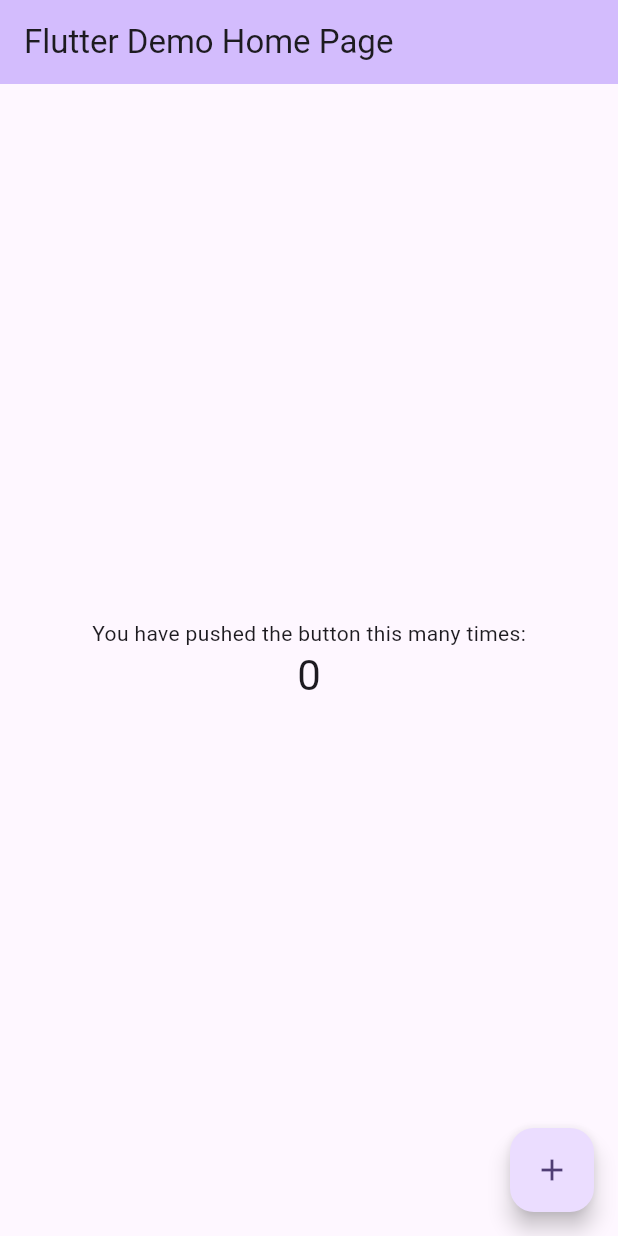
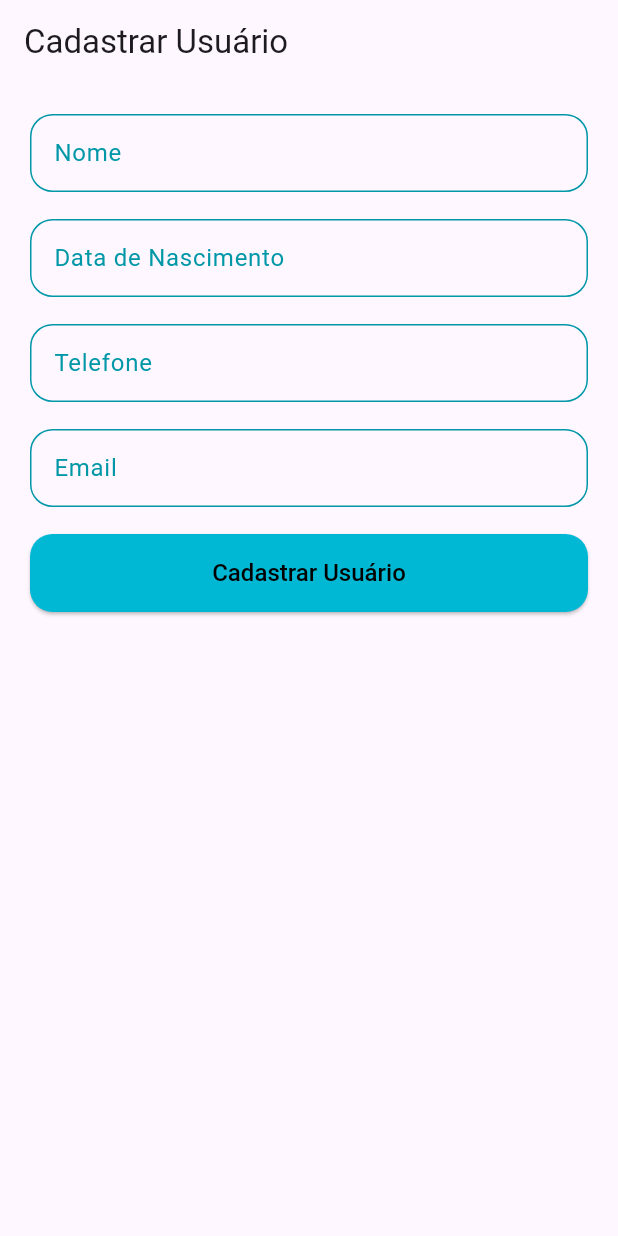
Before and after one commit to hakkinenT/flutter_mvc_architecture_example, a Flutter app: the screen it shows after launch, on a phone screen of 412 x 824 dp. Run offline on Flutter 3.47's test engine with Material 2 defaults, Android fonts, the phone set to English and light mode, and no system bars.

Commit message:
Register User Page added

```diff
--- a/lib/main.dart
+++ b/lib/main.dart
@@ -1,4 +1,5 @@
 import 'package:flutter/material.dart';
+import 'package:flutter_mvc_architecture_example/view/pages/register_user.dart';
 
 void main() {
   runApp(const MyApp());
@@ -7,119 +8,18 @@ void main() {
 class MyApp extends StatelessWidget {
   const MyApp({super.key});
 
-  // This widget is the root of your application.
   @override
   Widget build(BuildContext context) {
     return MaterialApp(
       title: 'Flutter Demo',
+      debugShowCheckedModeBanner: false,
       theme: ThemeData(
         // This is the theme of your application.
-        //
-        // TRY THIS: Try running your application with "flutter run". You'll see
-        // the application has a blue toolbar. Then, without quitting the app,
-        // try changing the seedColor in the colorScheme below to Colors.green
-        // and then invoke "hot reload" (save your changes or press the "hot
-        // reload" button in a Flutter-supported IDE, or press "r" if you used
-        // the command line to start the app).
-        //
-        // Notice that the counter didn't reset back to zero; the application
-        // state is not lost during the reload. To reset the state, use hot
-        // restart instead.
-        //
-        // This works for code too, not just values: Most code changes can be
-        // tested with just a hot reload.
+
         colorScheme: ColorScheme.fromSeed(seedColor: Colors.deepPurple),
         useMaterial3: true,
       ),
-      home: const MyHomePage(title: 'Flutter Demo Home Page'),
+      home: const RegisterUser(),
     );
   }
 }
-
-class MyHomePage extends StatefulWidget {
-  const MyHomePage({super.key, required this.title});
-
-  // This widget is the home page of your application. It is stateful, meaning
-  // that it has a State object (defined below) that contains fields that affect
-  // how it looks.
-
-  // This class is the configuration for the state. It holds the values (in this
-  // case the title) provided by the parent (in this case the App widget) and
-  // used by the build method of the State. Fields in a Widget subclass are
-  // always marked "final".
-
-  final String title;
-
-  @override
-  State<MyHomePage> createState() => _MyHomePageState();
-}
-
-class _MyHomePageState extends State<MyHomePage> {
-  int _counter = 0;
-
-  void _incrementCounter() {
-    setState(() {
-      // This call to setState tells the Flutter framework that something has
-      // changed in this State, which causes it to rerun the build method below
-      // so that the display can reflect the updated values. If we changed
-      // _counter without calling setState(), then the build method would not be
-      // called again, and so nothing would appear to happen.
-      _counter++;
-    });
-  }
-
-  @override
-  Widget build(BuildContext context) {
-    // This method is rerun every time setState is called, for instance as done
-    // by the _incrementCounter method above.
-    //
-    // The Flutter framework has been optimized to make rerunning build methods
-    // fast, so that you can just rebuild anything that needs updating rather
-    // than having to individually change instances of widgets.
-    return Scaffold(
-      appBar: AppBar(
-        // TRY THIS: Try changing the color here to a specific color (to
-        // Colors.amber, perhaps?) and trigger a hot reload to see the AppBar
-        // change color while the other colors stay the same.
-        backgroundColor: Theme.of(context).colorScheme.inversePrimary,
-        // Here we take the value from the MyHomePage object that was created by
-        // the App.build method, and use it to set our appbar title.
-        title: Text(widget.title),
-      ),
-      body: Center(
-        // Center is a layout widget. It takes a single child and positions it
-        // in the middle of the parent.
-        child: Column(
-          // Column is also a layout widget. It takes a list of children and
-          // arranges them vertically. By default, it sizes itself to fit its
-          // children horizontally, and tries to be as tall as its parent.
-          //
-          // Column has various properties to control how it sizes itself and
-          // how it positions its children. Here we use mainAxisAlignment to
-          // center the children vertically; the main axis here is the vertical
-          // axis because Columns are vertical (the cross axis would be
-          // horizontal).
-          //
-          // TRY THIS: Invoke "debug painting" (choose the "Toggle Debug Paint"
-          // action in the IDE, or press "p" in the console), to see the
-          // wireframe for each widget.
-          mainAxisAlignment: MainAxisAlignment.center,
-          children: <Widget>[
-            const Text(
-              'You have pushed the button this many times:',
-            ),
-            Text(
-              '$_counter',
-              style: Theme.of(context).textTheme.headlineMedium,
-            ),
-          ],
-        ),
-      ),
-      floatingActionButton: FloatingActionButton(
-        onPressed: _incrementCounter,
-        tooltip: 'Increment',
-        child: const Icon(Icons.add),
-      ), // This trailing comma makes auto-formatting nicer for build methods.
-    );
-  }
-}
--- /dev/null
+++ b/lib/utils/input_formatter/date_formatter.dart
@@ -0,0 +1,17 @@
+import 'package:flutter/services.dart';
+
+class DateFormatter extends TextInputFormatter {
+  @override
+  TextEditingValue formatEditUpdate(
+      TextEditingValue oldValue, TextEditingValue newValue) {
+    var newText = newValue.text;
+    int currentPosition = newText.length;
+
+    if (currentPosition == 2 || currentPosition == 5) newText = '$newText/';
+
+    return TextEditingValue(
+      text: newText.toString(),
+      selection: TextSelection.collapsed(offset: newText.length),
+    );
+  }
+}
--- /dev/null
+++ b/lib/utils/input_formatter/phone_number_formatter.dart
@@ -0,0 +1,55 @@
+import 'package:flutter/services.dart';
+
+enum PhoneType {
+  cellphone,
+  phone;
+
+  bool get isCellphone => PhoneType.cellphone == this;
+}
+
+class PhoneNumberFormatter extends TextInputFormatter {
+  final PhoneType phoneType;
+
+  PhoneNumberFormatter({this.phoneType = PhoneType.phone});
+
+  @override
+  TextEditingValue formatEditUpdate(
+      TextEditingValue oldValue, TextEditingValue newValue) {
+    if (!oldValue.text.contains("(") &&
+        oldValue.text.length >= 10 &&
+        newValue.text.length != oldValue.text.length) {
+      return const TextEditingValue(
+        text: "",
+        selection: TextSelection.collapsed(offset: 0),
+      );
+    }
+
+    if (oldValue.text.length > newValue.text.length) {
+      return TextEditingValue(
+        text: newValue.text.toString(),
+        selection: TextSelection.collapsed(offset: newValue.text.length),
+      );
+    }
+
+    int underscorePosition = 9;
+
+    if (phoneType.isCellphone) underscorePosition = 11;
+
+    var newText = newValue.text;
+    int currentPosition = newText.length;
+
+    if (currentPosition == 1) newText = '($newText';
+    if (currentPosition == 3) newText = '$newText) ';
+
+    if (phoneType.isCellphone && currentPosition == 6) {
+      newText = '$newText ';
+    }
+
+    if (currentPosition == underscorePosition) newText = '$newText-';
+
+    return TextEditingValue(
+      text: newText.toString(),
+      selection: TextSelection.collapsed(offset: newText.length),
+    );
+  }
+}
--- /dev/null
+++ b/lib/view/pages/register_user.dart
@@ -0,0 +1,121 @@
+import 'package:flutter/material.dart';
+import 'package:flutter/services.dart';
+import 'package:flutter_mvc_architecture_example/utils/input_formatter/date_formatter.dart';
+import 'package:flutter_mvc_architecture_example/utils/input_formatter/phone_number_formatter.dart';
+import 'package:flutter_mvc_architecture_example/view/widgets/customs/custom_elevated_button.dart';
+import 'package:flutter_mvc_architecture_example/view/widgets/customs/custom_text_form_field.dart';
+
+class RegisterUser extends StatelessWidget {
+  const RegisterUser({super.key});
+
+  @override
+  Widget build(BuildContext context) {
+    return Scaffold(
+      appBar: AppBar(
+        title: const Text('Cadastrar Usuário'),
+      ),
+      body: const _RegisterUserBody(
+        children: [
+          _NameInput(),
+          SizedBox(
+            height: 18,
+          ),
+          _BirthDateInput(),
+          SizedBox(
+            height: 18,
+          ),
+          _PhoneInput(),
+          SizedBox(
+            height: 18,
+          ),
+          _EmailInput(),
+          SizedBox(
+            height: 18,
+          ),
+          _RegisterButton()
+        ],
+      ),
+    );
+  }
+}
+
+class _NameInput extends StatelessWidget {
+  const _NameInput();
+
+  @override
+  Widget build(BuildContext context) {
+    return const CustomTextFormField(hintText: "John Doe", labelText: "Nome");
+  }
+}
+
+class _EmailInput extends StatelessWidget {
+  const _EmailInput();
+
+  @override
+  Widget build(BuildContext context) {
+    return const CustomTextFormField(
+        hintText: "john@gmail.com", labelText: "Email");
+  }
+}
+
+class _BirthDateInput extends StatelessWidget {
+  const _BirthDateInput();
+
+  @override
+  Widget build(BuildContext context) {
+    return CustomTextFormField(
+      hintText: "01/01/1971",
+      labelText: "Data de Nascimento",
+      inputFormatters: [
+        LengthLimitingTextInputFormatter(10),
+        DateFormatter(),
+      ],
+    );
+  }
+}
+
+class _PhoneInput extends StatelessWidget {
+  const _PhoneInput();
+
+  @override
+  Widget build(BuildContext context) {
+    return CustomTextFormField(
+      hintText: "(79) 9 9999-9999",
+      labelText: "Telefone",
+      inputFormatters: [
+        LengthLimitingTextInputFormatter(16),
+        PhoneNumberFormatter(phoneType: PhoneType.cellphone),
+      ],
+    );
+  }
+}
+
+class _RegisterButton extends StatelessWidget {
+  const _RegisterButton();
+
+  @override
+  Widget build(BuildContext context) {
+    return CustomElevatedButton(
+        onPressed: () {}, child: const Text("Cadastrar Usuário"));
+  }
+}
+
+class _RegisterUserBody extends StatelessWidget {
+  const _RegisterUserBody({
+    required this.children,
+  });
+
+  final List<Widget> children;
+
+  @override
+  Widget build(BuildContext context) {
+    return SingleChildScrollView(
+      padding: const EdgeInsets.all(20.0),
+      child: Form(
+        child: Column(
+          children: children,
+        ),
+      ),
+    );
+  }
+}
--- /dev/null
+++ b/lib/view/widgets/customs/custom_elevated_button.dart
@@ -0,0 +1,40 @@
+import 'package:flutter/material.dart';
+
+class CustomElevatedButton extends StatelessWidget {
+  const CustomElevatedButton(
+      {super.key, required this.onPressed, required this.child});
+
+  final VoidCallback onPressed;
+  final Widget child;
+
+  @override
+  Widget build(BuildContext context) {
+    return _CustomElevatedButtonBody(
+      child: ElevatedButton(
+          style: ElevatedButton.styleFrom(
+            backgroundColor: Colors.cyanAccent[700],
+            foregroundColor: Colors.black,
+            textStyle:
+                const TextStyle(fontWeight: FontWeight.w500, fontSize: 16),
+            shape: const RoundedRectangleBorder(
+              borderRadius: BorderRadius.all(
+                Radius.circular(15),
+              ),
+            ),
+          ),
+          onPressed: onPressed,
+          child: child),
+    );
+  }
+}
+
+class _CustomElevatedButtonBody extends StatelessWidget {
+  const _CustomElevatedButtonBody({required this.child});
+
+  final Widget child;
+
+  @override
+  Widget build(BuildContext context) {
+    return SizedBox(height: 52, width: double.maxFinite, child: child);
+  }
+}
--- /dev/null
+++ b/lib/view/widgets/customs/custom_text_form_field.dart
@@ -0,0 +1,80 @@
+import 'package:flutter/material.dart';
+import 'package:flutter/services.dart';
+
+class CustomTextFormField extends StatelessWidget {
+  const CustomTextFormField(
+      {super.key,
+      required this.hintText,
+      required this.labelText,
+      this.controller,
+      this.validator,
+      this.onChanged,
+      this.onEditingComplete,
+      this.onFieldSubmitted,
+      this.initialValue,
+      this.inputFormatters,
+      this.autovalidateMode = AutovalidateMode.onUserInteraction,
+      this.keyboardType,
+      this.textInputAction});
+
+  final String hintText;
+  final String labelText;
+  final TextEditingController? controller;
+  final String? Function(String?)? validator;
+  final ValueChanged<String>? onChanged;
+  final VoidCallback? onEditingComplete;
+  final ValueChanged<String>? onFieldSubmitted;
+  final String? initialValue;
+  final List<TextInputFormatter>? inputFormatters;
+  final AutovalidateMode autovalidateMode;
+  final TextInputType? keyboardType;
+  final TextInputAction? textInputAction;
+
+  @override
+  Widget build(BuildContext context) {
+    final border = OutlineInputBorder(
+        borderRadius: const BorderRadius.all(
+          Radius.circular(15),
+        ),
+        borderSide: BorderSide(color: Colors.cyan[700]!));
+
+    return _CustomTextFormFieldBody(
+      child: TextFormField(
+        controller: controller,
+        validator: validator,
+        onChanged: onChanged,
+        onEditingComplete: onEditingComplete,
+        onFieldSubmitted: onFieldSubmitted,
+        initialValue: initialValue,
+        inputFormatters: inputFormatters,
+        autovalidateMode: autovalidateMode,
+        keyboardType: keyboardType,
+        textInputAction: textInputAction,
+        decoration: InputDecoration(
+          hintText: hintText,
+          hintStyle: const TextStyle(color: Colors.black38),
+          labelText: labelText,
+          labelStyle: TextStyle(color: Colors.cyan[700]),
+          border: border,
+          enabledBorder: border,
+          focusedBorder: border,
+          errorBorder: border,
+        ),
+      ),
+    );
+  }
+}
+
+class _CustomTextFormFieldBody extends StatelessWidget {
+  const _CustomTextFormFieldBody({required this.child});
+
+  final Widget child;
+
+  @override
+  Widget build(BuildContext context) {
+    return SizedBox(
+      height: 52,
+      child: child,
+    );
+  }
+}
```
